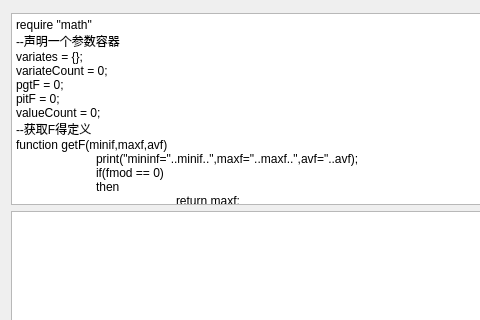
Before: the Qt Designer form src/SmartContorl/SmartContorlUI.ui in BeQuiet1228/FreeCAD, drawn with Qt 5; both pictures show x 0 to 480 and y 375 to 695 of the 1018 by 797 pixel window.
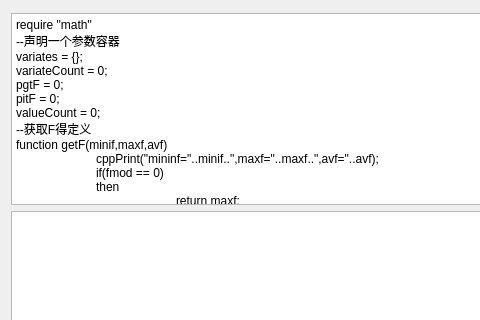
After: the same form once the commit is applied. Custom widgets are drawn as their Qt base class.

```diff
--- a/src/SmartContorl/SmartContorlUI.ui
+++ b/src/SmartContorl/SmartContorlUI.ui
@@ -393,7 +393,7 @@
 valueCount = 0;
 --获取F得定义
 function getF(minif,maxf,avf)
-	print(&quot;mininf=&quot;..minif..&quot;,maxf=&quot;..maxf..&quot;,avf=&quot;..avf);
+	cppPrint(&quot;mininf=&quot;..minif..&quot;,maxf=&quot;..maxf..&quot;,avf=&quot;..avf);
 	if(fmod == 0)
 	then
 		return maxf;
@@ -550,6 +550,7 @@
 	local av = add/addCount;
 	local f = getF(mini,max,av);
 	addParam(f);
+	cppPrint(&quot;f= &quot;..f);
  end
  saveParamsInHistory();
  local groupIndex = getHistorySize() - 1;
```
Left out of the diff: 2 changed lines with no effect on the pictures.
